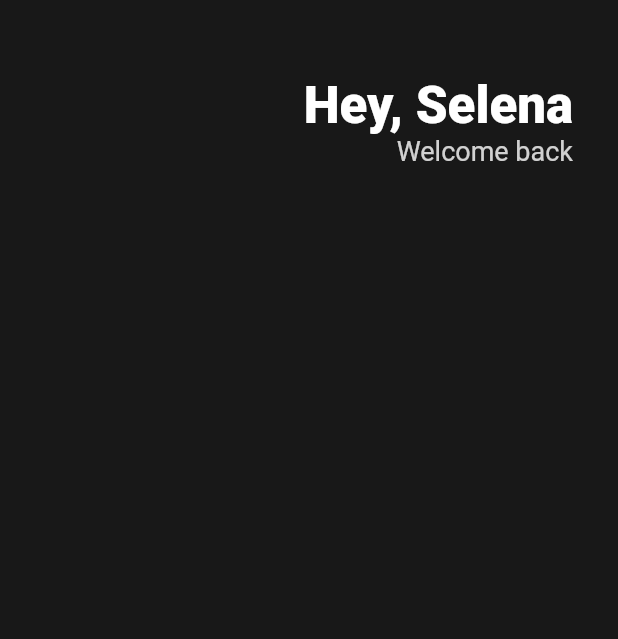
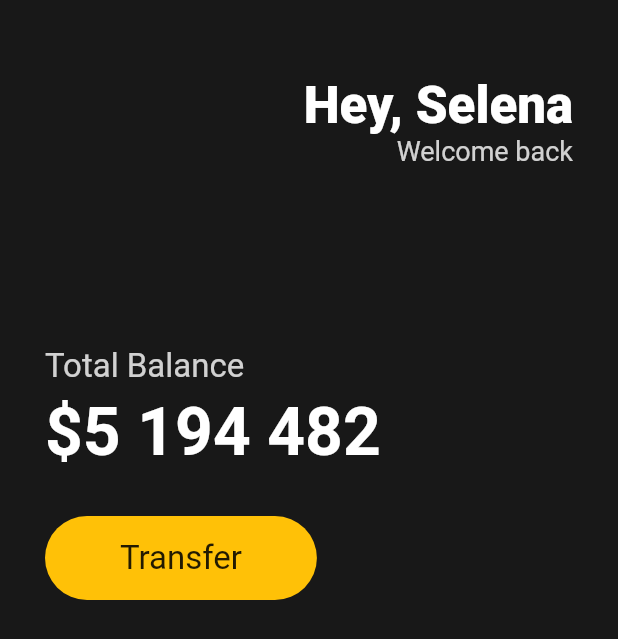
Before and after one commit to pwh9882/flutter_learning_clone_coding_toonflix, a Flutter app: the screen it shows after launch, on a phone screen of 412 x 824 dp. Shown: the top 639 px of the screen. Run offline on Flutter 3.47's test engine with Material 2 defaults, Android fonts, the phone set to English and light mode, and no system bars.

Commit message:
Container를 이용한 버튼모양 만들기

```diff
--- a/lib/main.dart
+++ b/lib/main.dart
@@ -13,6 +13,7 @@ class App extends StatelessWidget{
         body: Padding(
           padding: EdgeInsets.symmetric(horizontal: 30),
           child: Column(
+            crossAxisAlignment: CrossAxisAlignment.start,
             children: [
               const SizedBox(
                 height: 50,
@@ -39,6 +40,54 @@ class App extends StatelessWidget{
                     ],),
                 ],
               ),
+              SizedBox(
+                height: 120,
+              ),
+              Text(
+                'Total Balance',
+                style: TextStyle(
+                  fontSize: 22,
+                    color: Colors.white.withOpacity(0.8),
+                ),
+              ),
+              SizedBox(
+                height: 5,
+              ),
+              Text(
+                '\$5 194 482',
+                style: TextStyle(
+                  fontSize: 44,
+                  fontWeight: FontWeight.w600,
+                  color: Colors.white,
+                ),
+              ),
+              SizedBox(
+                height: 30,
+              ),
+              Row(
+                children: [
+                  Container(
+                    decoration: BoxDecoration(
+                      borderRadius: BorderRadius.circular(45),
+                      color: Colors.amber,
+                    ),
+                    child: Padding(
+                      padding: EdgeInsets.symmetric(
+                        vertical: 15,
+                        horizontal: 50,
+                      ),
+                      child: Text(
+                        'Transfer',
+                        style: TextStyle(
+                          fontSize: 22,
+
+                        ),
+                      ),
+                    ),
+                  )
+                ],
+              ),
+
             ],
           ),
         )
```
